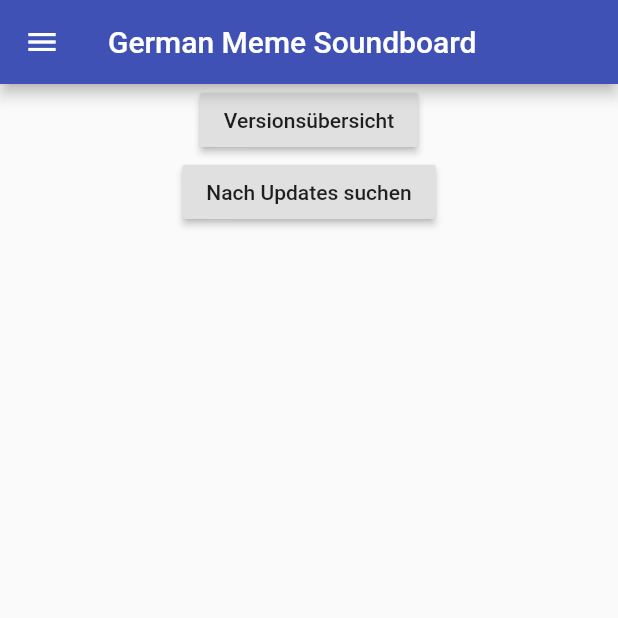
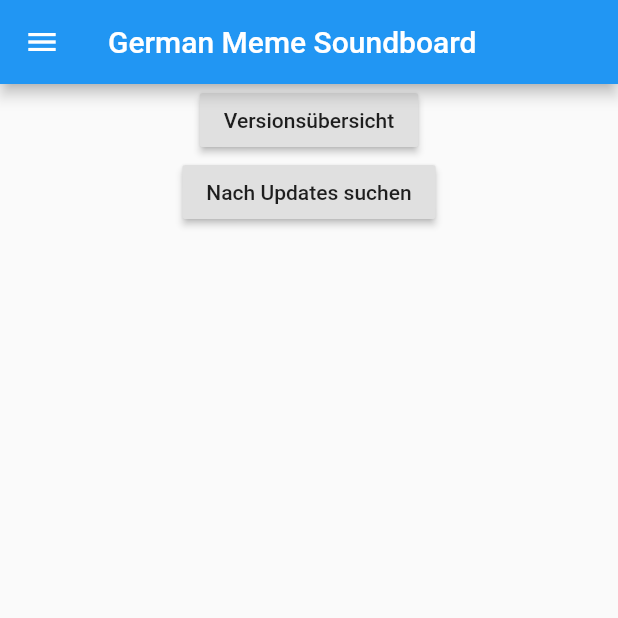
Before and after one commit to entenclub/soundboard, a Flutter app: the screen it shows after launch, on a phone screen of 412 x 824 dp, the top half of it. Run offline on Flutter 3.47's test engine with Material 2 defaults, Android fonts, the phone set to English and light mode, and no system bars; our stand-ins replace animated_text_kit, audioplayers, dynamic_theme, flutter_spinkit, flutter_staggered_animations, font_awesome_flutter and 1 more; missing offline and left inert: esys_flutter_share, flutter_whatsnew.

Commit message:
new colors for light and dark theme

```diff
--- a/lib/main.dart
+++ b/lib/main.dart
@@ -19,8 +19,10 @@ class MyApp extends StatelessWidget {
   Widget build(BuildContext context) {
     return DynamicTheme(
       defaultBrightness: Brightness.light,
-      data: (brightness) =>
-          ThemeData(brightness: brightness, primaryColor: Colors.indigo),
+      data: (brightness) => ThemeData(
+          brightness: brightness,
+          primaryColor:
+              brightness == Brightness.dark ? Colors.black : Colors.blue),
       themedWidgetBuilder: (context, theme) {
         return MaterialApp(
           title: 'German Meme Soundboard',
```
Also changed, not shown: 1 other file.
